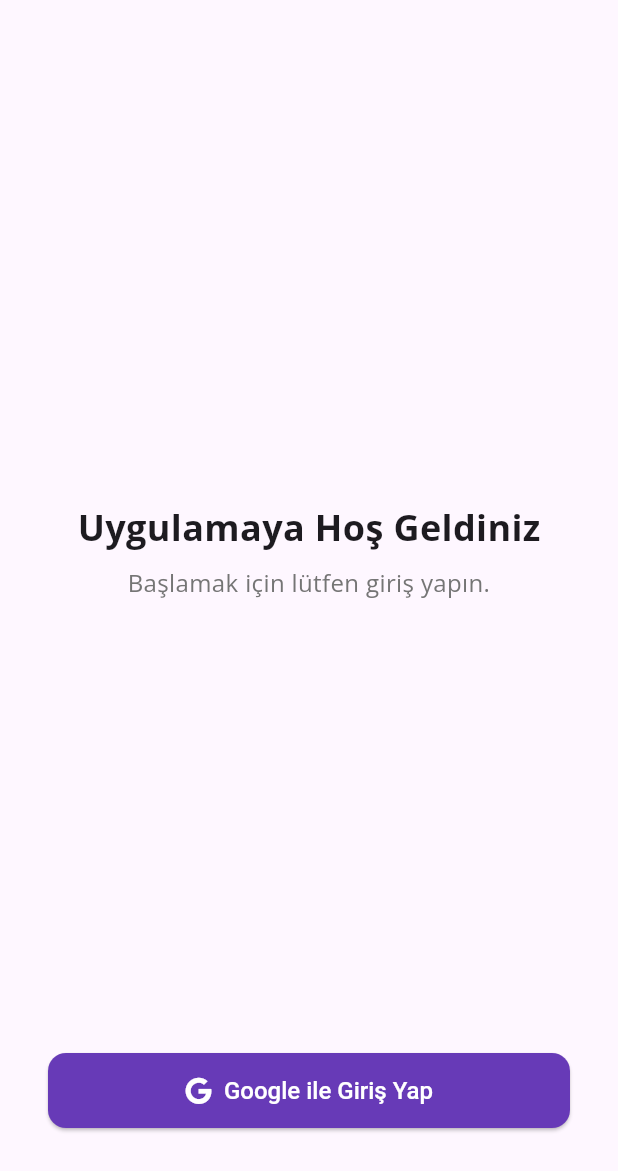
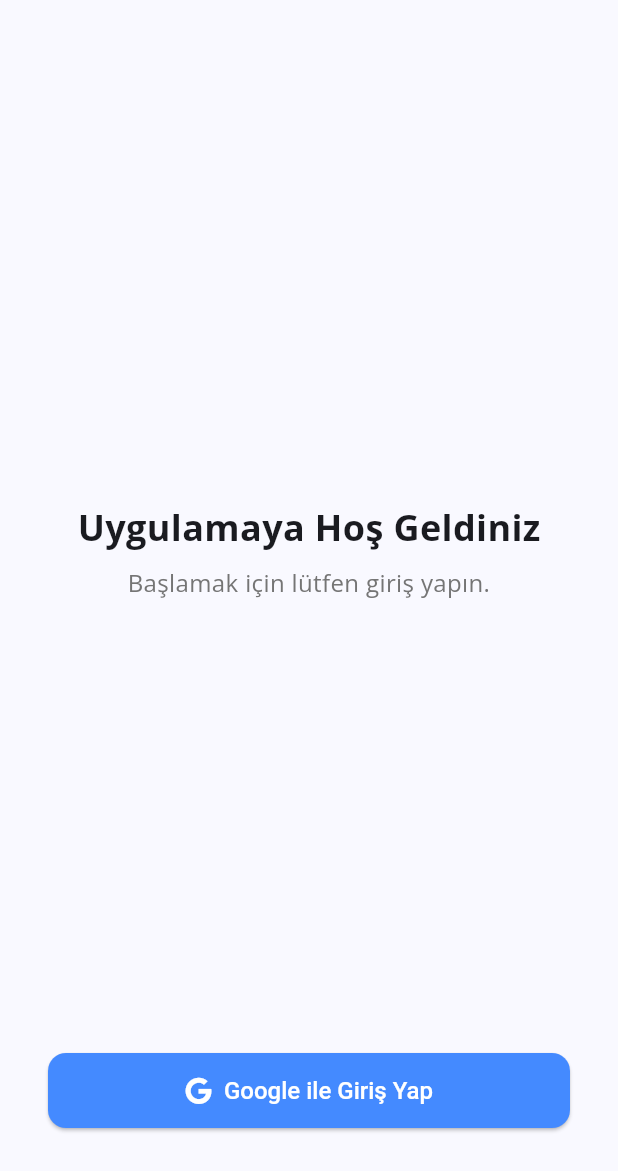
Before and after one commit to ysnmslk/cinema101quiz, a Flutter app: the screen it shows after launch, on a phone screen of 412 x 824 dp. Shown: the top 1171 px of the screen. Run offline on Flutter 3.47's test engine with Material 3 defaults, Android fonts, the phone set to English and light mode, and no system bars; our stand-ins replace cloud_firestore, firebase_auth, firebase_core, font_awesome_flutter, google_fonts, google_sign_in and 1 more; accounts and stored records are empty.

Commit message:
Genel problemler çözüldü. Biraz daha toparlandı.

```diff
--- a/lib/main.dart
+++ b/lib/main.dart
@@ -1,21 +1,25 @@
 
 import 'package:firebase_core/firebase_core.dart';
 import 'package:flutter/material.dart';
-import 'package:google_fonts/google_fonts.dart';
+import 'package:provider/provider.dart';
+
+import 'firebase_options.dart';
+import 'package:myapp/auth/services/auth_service.dart';
 import 'package:myapp/auth/widgets/auth_gate.dart';
-import 'package:myapp/firebase_options.dart';
 import 'package:myapp/theme/theme_provider.dart';
-
-import 'package:provider/provider.dart';
 
 void main() async {
   WidgetsFlutterBinding.ensureInitialized();
   await Firebase.initializeApp(
     options: DefaultFirebaseOptions.currentPlatform,
   );
+
   runApp(
-    ChangeNotifierProvider(
-      create: (context) => ThemeProvider(),
+    MultiProvider(
+      providers: [
+        ChangeNotifierProvider(create: (_) => ThemeProvider()),
+        Provider<AuthService>(create: (_) => AuthService()),
+      ],
       child: const MyApp(),
     ),
   );
@@ -26,68 +30,19 @@ class MyApp extends StatelessWidget {
 
   @override
   Widget build(BuildContext context) {
-    final themeProvider = Provider.of<ThemeProvider>(context);
-    const Color primarySeedColor = Colors.deepPurple;
-
-    final TextTheme appTextTheme = TextTheme(
-      displayLarge: GoogleFonts.oswald(fontSize: 57, fontWeight: FontWeight.bold),
-      titleLarge: GoogleFonts.roboto(fontSize: 22, fontWeight: FontWeight.w500),
-      bodyMedium: GoogleFonts.openSans(fontSize: 14),
-    );
-
-    final ThemeData lightTheme = ThemeData(
-      useMaterial3: true,
-      colorScheme: ColorScheme.fromSeed(
-        seedColor: primarySeedColor,
-        brightness: Brightness.light,
-      ),
-      textTheme: appTextTheme,
-      appBarTheme: AppBarTheme(
-        backgroundColor: primarySeedColor,
-        foregroundColor: Colors.white,
-        titleTextStyle: GoogleFonts.oswald(fontSize: 24, fontWeight: FontWeight.bold),
-      ),
-      elevatedButtonTheme: ElevatedButtonThemeData(
-        style: ElevatedButton.styleFrom(
-          foregroundColor: Colors.white,
-          backgroundColor: primarySeedColor,
-          shape: RoundedRectangleBorder(borderRadius: BorderRadius.circular(8)),
-          padding: const EdgeInsets.symmetric(horizontal: 24, vertical: 12),
-          textStyle: GoogleFonts.roboto(fontSize: 16, fontWeight: FontWeight.w500),
-        ),
-      ),
-    );
-
-    final ThemeData darkTheme = ThemeData(
-      useMaterial3: true,
-      colorScheme: ColorScheme.fromSeed(
-        seedColor: primarySeedColor,
-        brightness: Brightness.dark,
-      ),
-      textTheme: appTextTheme,
-      appBarTheme: AppBarTheme(
-        backgroundColor: Colors.grey[900],
-        foregroundColor: Colors.white,
-        titleTextStyle: GoogleFonts.oswald(fontSize: 24, fontWeight: FontWeight.bold),
-      ),
-      elevatedButtonTheme: ElevatedButtonThemeData(
-        style: ElevatedButton.styleFrom(
-          foregroundColor: Colors.black,
-          backgroundColor: Colors.deepPurple.shade200, // Düzeltildi
-          shape: RoundedRectangleBorder(borderRadius: BorderRadius.circular(8)),
-          padding: const EdgeInsets.symmetric(horizontal: 24, vertical: 12),
-          textStyle: GoogleFonts.roboto(fontSize: 16, fontWeight: FontWeight.w500),
-        ),
-      ),
-    );
-
-    return MaterialApp(
-      title: 'Quiz App',
-      theme: lightTheme,
-      darkTheme: darkTheme,
-      themeMode: themeProvider.themeMode,
-      home: const AuthGate(),
-      debugShowCheckedModeBanner: false,
+    // Consumer, ThemeProvider'daki değişiklikleri dinler.
+    return Consumer<ThemeProvider>(
+      builder: (context, themeProvider, child) {
+        return MaterialApp(
+          title: 'Quiz App',
+          // Temalar artık doğrudan themeProvider'dan geliyor.
+          theme: themeProvider.lightTheme,
+          darkTheme: themeProvider.darkTheme,
+          themeMode: themeProvider.themeMode,
+          home: const AuthGate(),
+          debugShowCheckedModeBanner: false,
+        );
+      },
     );
   }
 }
--- a/lib/quiz/services/firestore_service.dart
+++ b/lib/quiz/services/firestore_service.dart
@@ -24,7 +24,6 @@ class FirestoreService {
       }
     } catch (e) {
       // Hata durumunda veya quiz bulunamazsa null dönebilir
-      print('Error getting quiz by ID: $e');
     }
     return null;
   }
--- a/lib/theme/theme_provider.dart
+++ b/lib/theme/theme_provider.dart
@@ -1,10 +1,16 @@
 
 import 'package:flutter/material.dart';
+import 'package:google_fonts/google_fonts.dart';
 
 class ThemeProvider with ChangeNotifier {
   ThemeMode _themeMode = ThemeMode.system;
 
   ThemeMode get themeMode => _themeMode;
+
+  void setThemeMode(ThemeMode mode) {
+    _themeMode = mode;
+    notifyListeners();
+  }
 
   String get themeModeName {
     switch (_themeMode) {
@@ -13,14 +19,63 @@ class ThemeProvider with ChangeNotifier {
       case ThemeMode.dark:
         return 'Koyu';
       case ThemeMode.system:
-      return 'Sistem Varsayılanı';
+      return 'Sistem';
     }
   }
 
-  void setThemeMode(ThemeMode mode) {
-    if (_themeMode != mode) {
-      _themeMode = mode;
-      notifyListeners();
-    }
-  }
+  // TÜR DÜZELTİLDİ: Color -> MaterialAccentColor
+  static const MaterialAccentColor _primarySeedColor = Colors.blueAccent;
+
+  static final TextTheme _appTextTheme = TextTheme(
+    displayLarge: GoogleFonts.oswald(fontSize: 57, fontWeight: FontWeight.bold),
+    titleLarge: GoogleFonts.roboto(fontSize: 22, fontWeight: FontWeight.w500),
+    bodyMedium: GoogleFonts.openSans(fontSize: 14),
+    labelLarge: GoogleFonts.roboto(fontSize: 16, fontWeight: FontWeight.w500),
+  );
+
+  ThemeData get lightTheme => ThemeData(
+        useMaterial3: true,
+        colorScheme: ColorScheme.fromSeed(
+          seedColor: _primarySeedColor,
+          brightness: Brightness.light,
+        ),
+        textTheme: _appTextTheme,
+        appBarTheme: AppBarTheme(
+          backgroundColor: _primarySeedColor,
+          foregroundColor: Colors.white,
+          titleTextStyle: GoogleFonts.oswald(fontSize: 24, fontWeight: FontWeight.bold),
+        ),
+        elevatedButtonTheme: ElevatedButtonThemeData(
+          style: ElevatedButton.styleFrom(
+            foregroundColor: Colors.white,
+            backgroundColor: _primarySeedColor,
+            shape: RoundedRectangleBorder(borderRadius: BorderRadius.circular(8)),
+            padding: const EdgeInsets.symmetric(horizontal: 24, vertical: 12),
+            textStyle: GoogleFonts.roboto(fontSize: 16, fontWeight: FontWeight.w500),
+          ),
+        ),
+      );
+
+  ThemeData get darkTheme => ThemeData(
+        useMaterial3: true,
+        colorScheme: ColorScheme.fromSeed(
+          seedColor: _primarySeedColor,
+          brightness: Brightness.dark,
+        ),
+        textTheme: _appTextTheme,
+        appBarTheme: AppBarTheme(
+          backgroundColor: Colors.grey[900],
+          foregroundColor: Colors.white,
+          titleTextStyle: GoogleFonts.oswald(fontSize: 24, fontWeight: FontWeight.bold),
+        ),
+        elevatedButtonTheme: ElevatedButtonThemeData(
+          style: ElevatedButton.styleFrom(
+            foregroundColor: Colors.black,
+            backgroundColor: _primarySeedColor.shade200, // Artık bu satır geçerli
+            shape: RoundedRectangleBorder(borderRadius: BorderRadius.circular(8)),
+            padding: const EdgeInsets.symmetric(horizontal: 24, vertical: 12),
+            textStyle: GoogleFonts.roboto(fontSize: 16, fontWeight: FontWeight.w500),
+          ),
+        ),
+      );
 }
```
Also changed, not shown: main.dart (added, +47 -0 lines).
